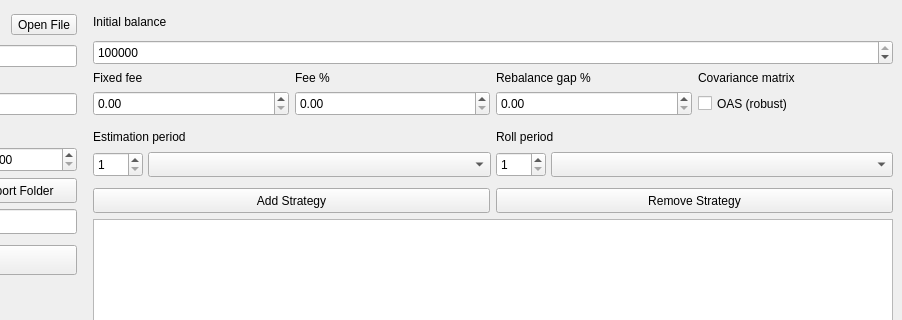
First picture: the form in hrp.ui, repository daniilmann/hrp, before the edit; both pictures show x 244 to 1146 and y 0 to 320 of the 1146 by 451 pixel window.
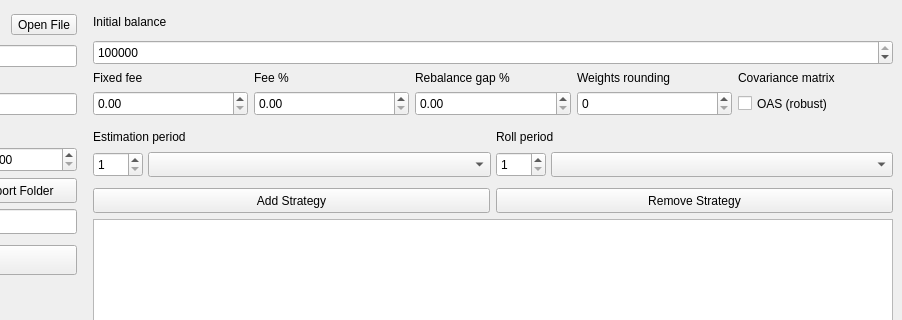
Second picture: the form after the edit.

What changed in the file:
```diff
--- a/hrp.ui
+++ b/hrp.ui
@@ -383,6 +383,9 @@
                 <height>25</height>
                </size>
               </property>
+              <property name="maximum">
+               <double>100000.000000000000000</double>
+              </property>
              </widget>
             </item>
            </layout>
@@ -432,6 +435,30 @@
             </item>
            </layout>
           </item>
+          <item>
+           <layout class="QVBoxLayout" name="decimalLayout">
+            <item>
+             <widget class="QLabel" name="decimalLabel">
+              <property name="text">
+               <string>Weights rounding</string>
+              </property>
+             </widget>
+            </item>
+            <item>
+             <widget class="QSpinBox" name="decimalSpin">
+              <property name="minimumSize">
+               <size>
+                <width>0</width>
+                <height>25</height>
+               </size>
+              </property>
+              <property name="maximum">
+               <number>6</number>
+              </property>
+             </widget>
+            </item>
+           </layout>
+          </item>
           <item>
            <layout class="QVBoxLayout" name="covLayout">
             <item>
```
